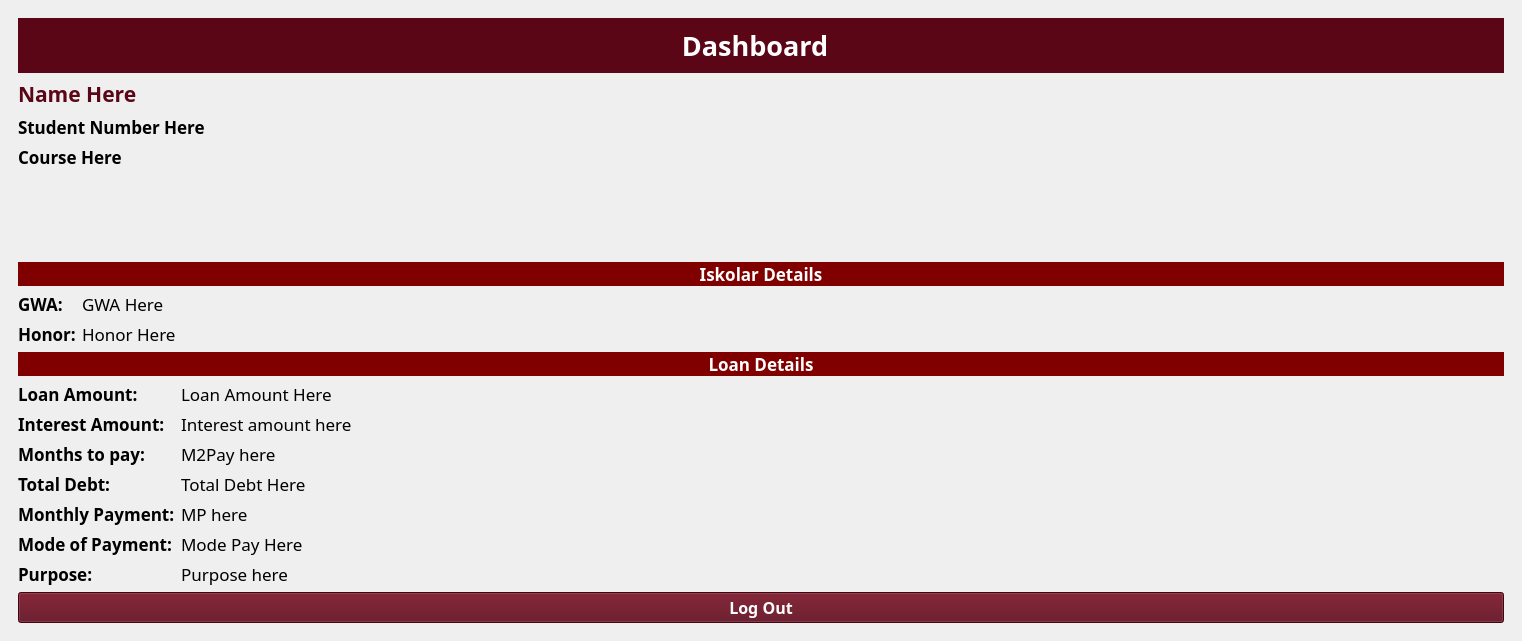
Old version of the form ui/main_window.ui in the repository dattlab/polytech_loan.
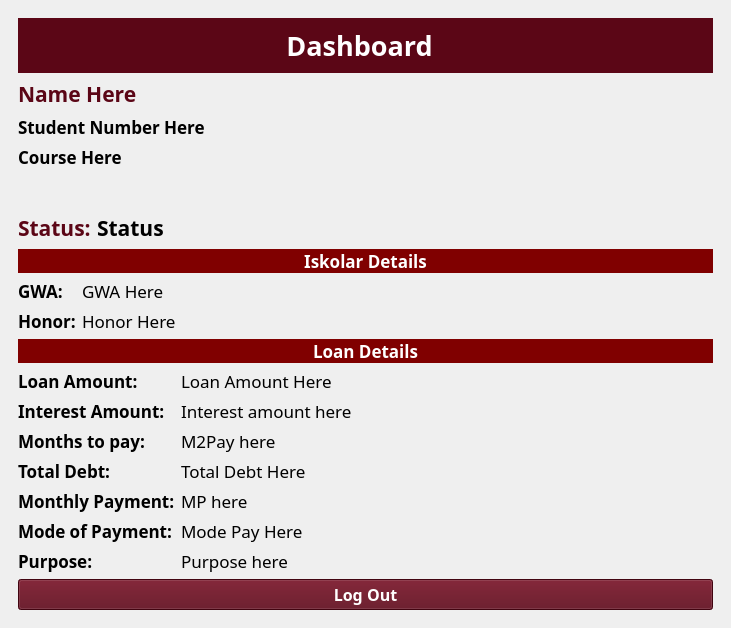
New version of the form. The open tabs and pages were chosen to show the change. Icons and pictures are not drawn.

Commit message: Update UI * Add entry box for password in login page * Add label for loan status in dashboard 2

Patch:
```diff
--- a/ui/main_window.ui
+++ b/ui/main_window.ui
@@ -6,8 +6,8 @@
             <rect>
                 <x>0</x>
                 <y>0</y>
-                <width>1522</width>
-                <height>641</height>
+    <width>731</width>
+    <height>628</height>
             </rect>
         </property>
         <property name="windowTitle">
@@ -843,6 +843,56 @@
                                                 </property>
                                             </spacer>
                                         </item>
+          <item>
+           <layout class="QHBoxLayout" name="horizontalLayout_29">
+            <item>
+             <widget class="QLabel" name="statusDisplayLabel">
+              <property name="font">
+               <font>
+                <family>Atkinson Hyperlegible</family>
+                <pointsize>16</pointsize>
+                <weight>75</weight>
+                <bold>true</bold>
+               </font>
+              </property>
+              <property name="styleSheet">
+               <string notr="true">color: rgb(91, 6, 22);</string>
+              </property>
+              <property name="text">
+               <string>Status:</string>
+              </property>
+             </widget>
+            </item>
+            <item>
+             <widget class="QLabel" name="statusLabel">
+              <property name="font">
+               <font>
+                <family>Atkinson Hyperlegible</family>
+                <pointsize>16</pointsize>
+                <weight>75</weight>
+                <bold>true</bold>
+               </font>
+              </property>
+              <property name="text">
+               <string>Status</string>
+              </property>
+             </widget>
+            </item>
+            <item>
+             <spacer name="horizontalSpacer_14">
+              <property name="orientation">
+               <enum>Qt::Horizontal</enum>
+              </property>
+              <property name="sizeHint" stdset="0">
+               <size>
+                <width>40</width>
+                <height>20</height>
+               </size>
+              </property>
+             </spacer>
+            </item>
+           </layout>
+          </item>
                                         <item>
                                             <layout class="QVBoxLayout" name="verticalLayout_8">
                                                 <item>
```
Left out of the diff: 55 changed lines with no effect on the pictures. Lines whose indentation alone changed are shown as unchanged.
